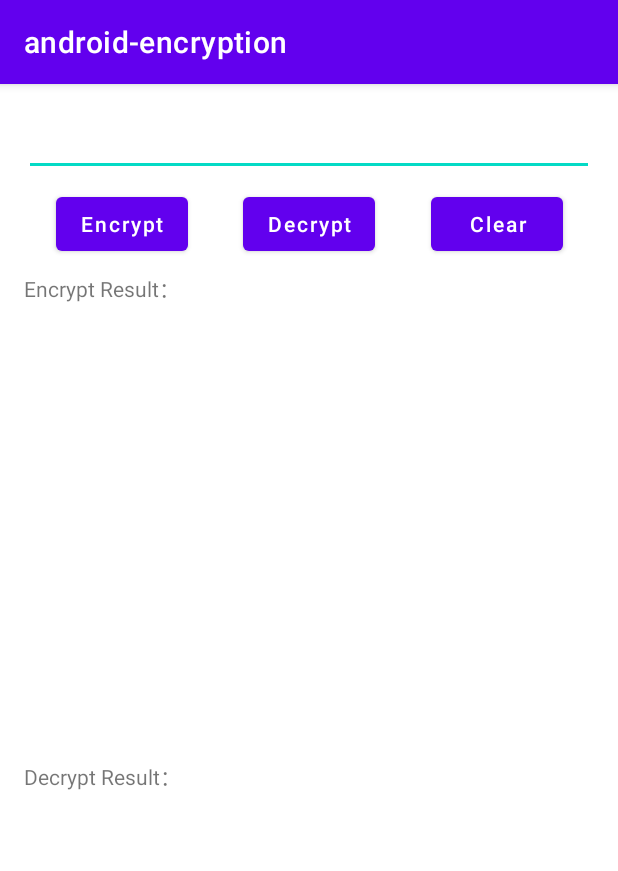
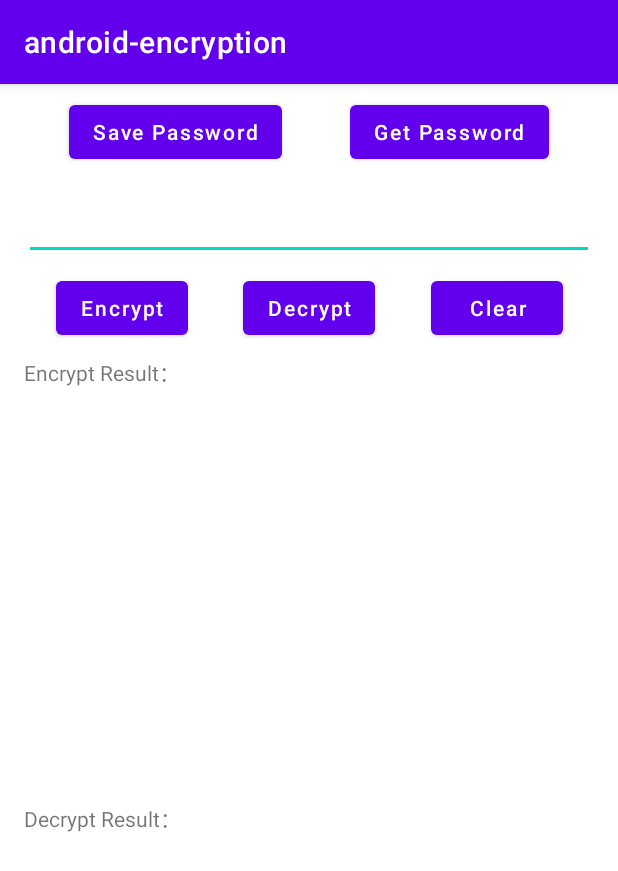
Before and after one commit to timmy80713/android-encryption, an Android app: the screen it shows after launch (MainActivity), on a phone screen of 412 x 824 dp. Shown: the top 871 px of the screen. Run offline under Robolectric (Android 15) with nearby library versions, the phone set to English and light mode, and no system bars; our stand-ins replace AdMob; libraries missing offline, so code that uses them is left out: com.google.android.gms; 3 statements that could not run were skipped.

```diff
--- /dev/null
+++ b/app/src/main/java/com/timmy/codelab/encryption/BiometricPrefsImpl.kt
@@ -0,0 +1,44 @@
+package com.timmy.codelab.encryption
+
+import android.content.Context
+import android.util.Log
+import androidx.core.content.edit
+
+class BiometricPrefsImpl(
+    context: Context,
+    private val encryptionHelper: EncryptionHelper,
+) {
+
+    companion object {
+        private const val FILE_NAME = "prefs_biometric"
+
+        private const val PASSWORD = "password"
+    }
+
+    private val appContext = context.applicationContext
+    private val prefs = appContext.getSharedPreferences(FILE_NAME, Context.MODE_PRIVATE)!!
+
+    var password: String
+        get() {
+            val encryptedString = prefs.getString(PASSWORD, "")
+            Log.i("TAG", "TimmmmmmY get encryptedString => ${encryptedString}")
+            if (encryptedString.isNullOrBlank()) return ""
+            val decryptedString = encryptionHelper.decrypt(encryptedString)
+            Log.i("TAG", "TimmmmmmY get decryptedString => ${decryptedString}")
+            return decryptedString
+        }
+        set(value) {
+            Log.i("TAG", "TimmmmmmY set value => ${value}")
+            val encryptedValue = encryptionHelper.encrypt(value)
+            Log.i("TAG", "TimmmmmmY set encryptedValue => ${encryptedValue}")
+            prefs.edit {
+                putString(PASSWORD, encryptedValue)
+            }
+        }
+
+    fun clear() {
+        prefs.edit {
+            remove(PASSWORD)
+        }
+    }
+}
--- a/app/src/main/java/com/timmy/codelab/encryption/MainActivity.kt
+++ b/app/src/main/java/com/timmy/codelab/encryption/MainActivity.kt
@@ -1,6 +1,7 @@
 package com.timmy.codelab.encryption
 
 import android.os.Bundle
+import android.util.Log
 import android.widget.Button
 import android.widget.EditText
 import android.widget.TextView
@@ -8,6 +9,8 @@ import androidx.appcompat.app.AppCompatActivity
 
 class MainActivity : AppCompatActivity() {
 
+    private lateinit var savePasswordButton: Button
+    private lateinit var getPasswordButton: Button
     private lateinit var inputEditText: EditText
     private lateinit var encryptButton: Button
     private lateinit var decryptButton: Button
@@ -16,15 +19,28 @@ class MainActivity : AppCompatActivity() {
     private lateinit var decryptResultTextView: TextView
 
     private lateinit var encryptionHelper: EncryptionHelper
+    private lateinit var biometricPrefsImpl: BiometricPrefsImpl
 
     override fun onCreate(savedInstanceState: Bundle?) {
         super.onCreate(savedInstanceState)
         setContentView(R.layout.activity_main)
         encryptionHelper = EncryptionHelper(this)
+        biometricPrefsImpl = BiometricPrefsImpl(this, encryptionHelper)
         setupViews()
     }
 
     private fun setupViews() {
+        savePasswordButton = findViewById<Button>(R.id.savePasswordButton).apply {
+            setOnClickListener {
+                biometricPrefsImpl.password = "Timmy"
+            }
+        }
+        getPasswordButton = findViewById<Button>(R.id.getPasswordButton).apply {
+            setOnClickListener {
+                Log.i("TAG", "TimmmmmmY => ${biometricPrefsImpl.password}")
+            }
+        }
+
         inputEditText = findViewById(R.id.inputEditText)
         encryptButton = findViewById<Button>(R.id.encryptButton).apply {
             setOnClickListener {
--- a/app/src/main/res/layout/activity_main.xml
+++ b/app/src/main/res/layout/activity_main.xml
@@ -3,6 +3,29 @@
     xmlns:app="http://schemas.android.com/apk/res-auto"
     android:layout_width="match_parent"
     android:layout_height="match_parent">
+
+    <Button
+        android:id="@+id/savePasswordButton"
+        android:layout_width="wrap_content"
+        android:layout_height="wrap_content"
+        android:layout_marginTop="8dp"
+        android:text="Save Password"
+        android:textAllCaps="false"
+        app:layout_constraintEnd_toStartOf="@+id/getPasswordButton"
+        app:layout_constraintStart_toStartOf="parent"
+        app:layout_constraintTop_toTopOf="parent" />
+
+    <Button
+        android:id="@+id/getPasswordButton"
+        android:layout_width="wrap_content"
+        android:layout_height="wrap_content"
+        android:layout_marginTop="8dp"
+        android:text="Get Password"
+        android:textAllCaps="false"
+        app:layout_constraintEnd_toEndOf="parent"
+        app:layout_constraintStart_toEndOf="@+id/savePasswordButton"
+        app:layout_constraintTop_toTopOf="parent" />
+
 
     <EditText
         android:id="@+id/inputEditText"
@@ -12,7 +35,7 @@
         android:layout_marginTop="16dp"
         app:layout_constraintEnd_toEndOf="parent"
         app:layout_constraintStart_toStartOf="parent"
-        app:layout_constraintTop_toTopOf="parent" />
+        app:layout_constraintTop_toBottomOf="@+id/savePasswordButton" />
 
     <Button
         android:id="@+id/encryptButton"
```
Also changed, not shown: app/build.gradle (+12 -1 lines), app/src/main/java/com/timmy/codelab/encryption/DeviceIdImpl.kt (+42 -6 lines), app/src/main/java/com/timmy/codelab/encryption/EncryptionHelper.kt (+2 -21 lines), app/src/main/res/xml/backup_rules.xml (+7 -11 lines), app/src/main/res/xml/data_extraction_rules.xml (+13 -13 lines), 3 other files.
